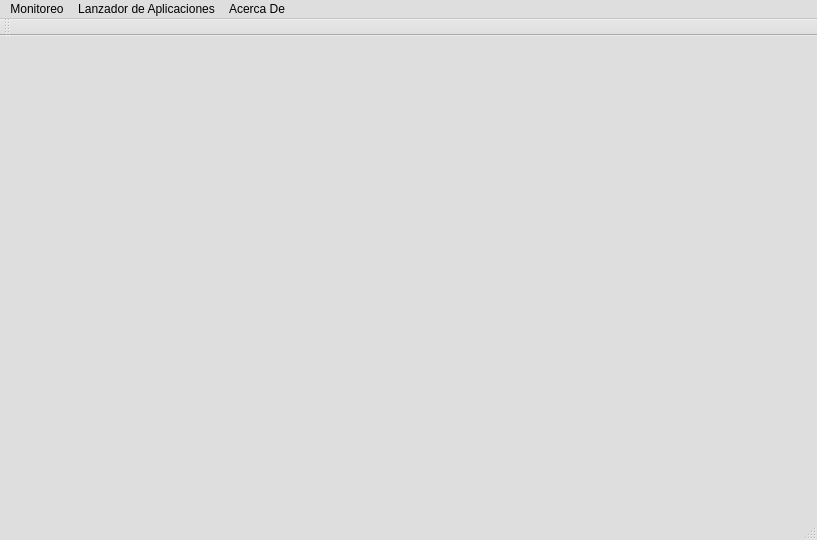
This is mainwindow.ui in Estefanycss/MonitorDelSistema as Qt 5 draws it before an edit. The edited form follows.
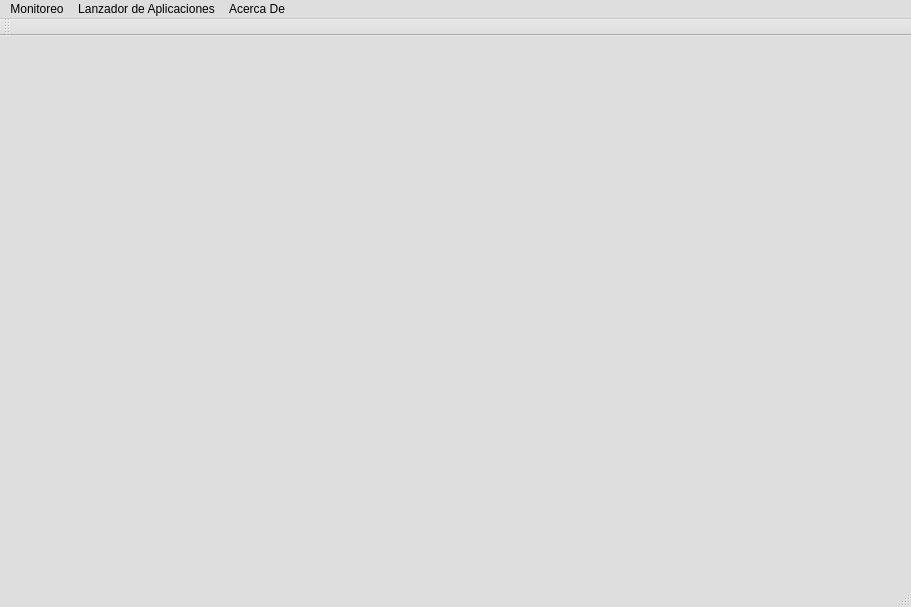
This is the edited form.

Commit message: labels for data

Patch:
```diff
--- a/mainwindow.ui
+++ b/mainwindow.ui
@@ -6,8 +6,8 @@
    <rect>
     <x>0</x>
     <y>0</y>
-    <width>817</width>
-    <height>540</height>
+    <width>911</width>
+    <height>607</height>
    </rect>
   </property>
   <property name="palette">
@@ -110,8 +110,8 @@
      <rect>
       <x>0</x>
       <y>0</y>
-      <width>821</width>
-      <height>471</height>
+      <width>911</width>
+      <height>541</height>
      </rect>
     </property>
    </widget>
@@ -130,7 +130,7 @@
     <rect>
      <x>0</x>
      <y>0</y>
-     <width>817</width>
+     <width>911</width>
      <height>29</height>
     </rect>
    </property>
```
The commit also changes 2 other files.
